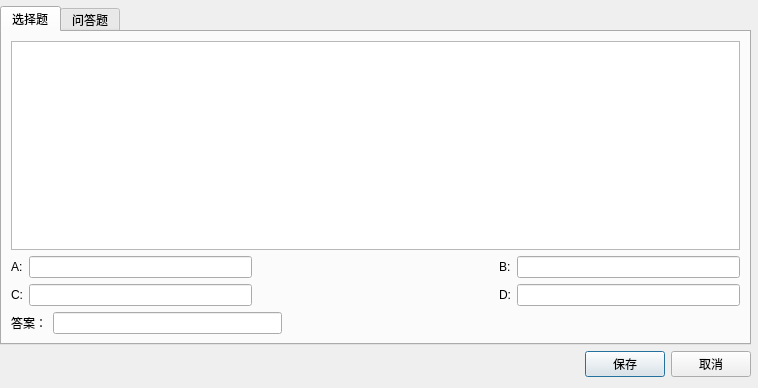
Qt form server/addquestion.ui (AlanForeverAi/Exams) before a commit.
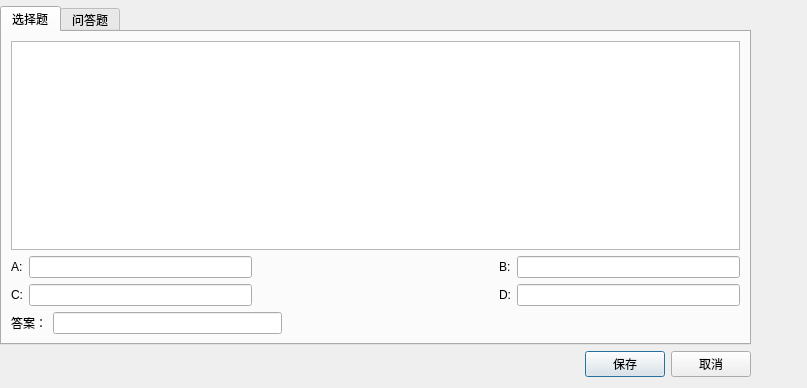
The same form after that commit.

Diff of the .ui file:
```diff
--- a/server/addquestion.ui
+++ b/server/addquestion.ui
@@ -6,14 +6,14 @@
    <rect>
     <x>0</x>
     <y>0</y>
-    <width>758</width>
+    <width>807</width>
     <height>388</height>
    </rect>
   </property>
   <property name="windowTitle">
    <string>Dialog</string>
   </property>
-  <widget class="QWidget" name="">
+  <widget class="QWidget" name="layoutWidget">
    <property name="geometry">
     <rect>
      <x>0</x>
```
